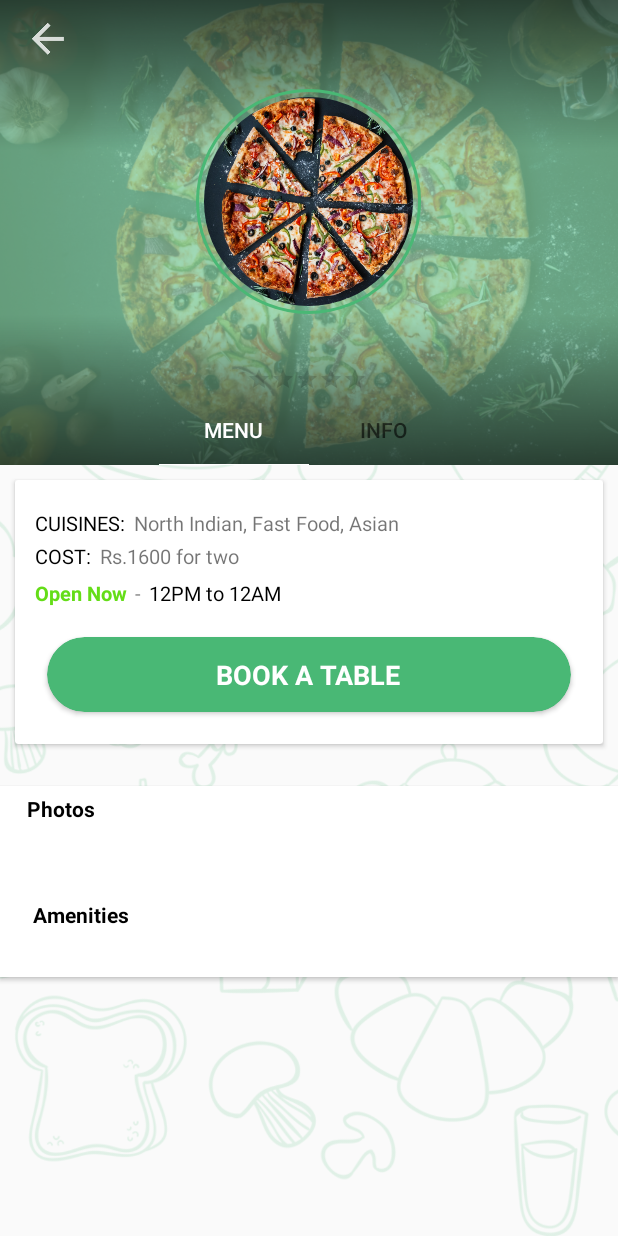
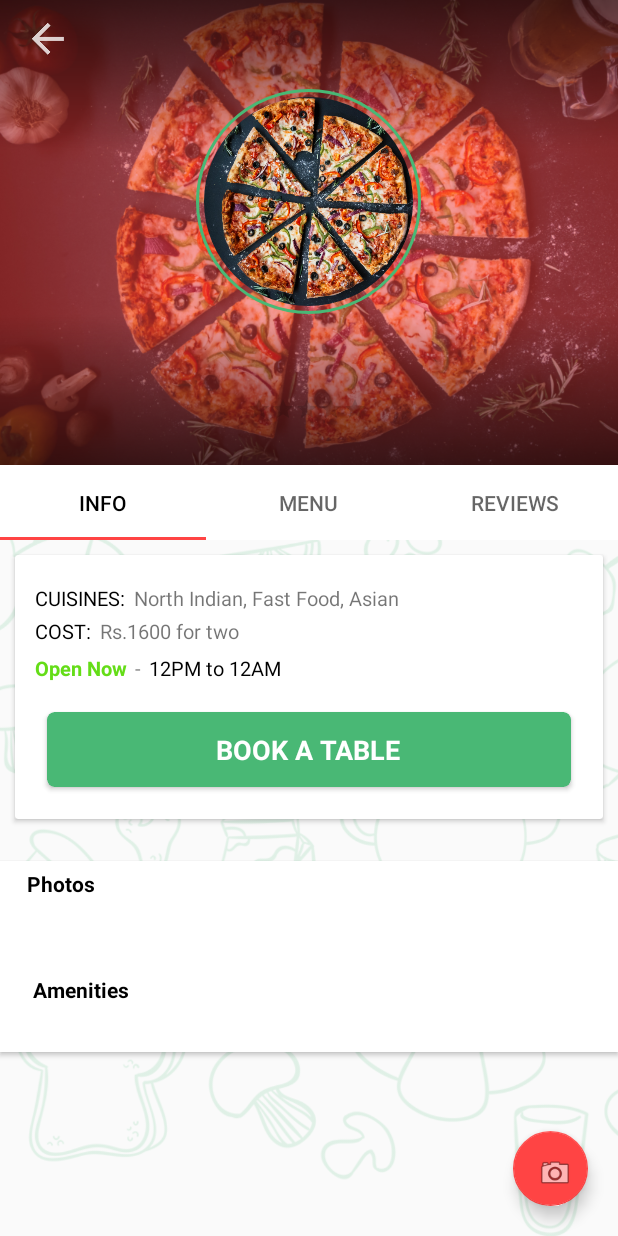
Before and after one commit to teincstudios/Marmalade, an Android app: the RestaurantActivity screen opened directly, with no data from a screen before it, on a phone screen of 412 x 824 dp. Run offline under Robolectric (Android 15) with nearby library versions, the phone set to English and light mode, and no system bars; our stand-ins replace CircleImageView; 9 statements that could not run were skipped.

Commit message:
A couple design changes

```diff
--- a/app/src/main/java/com/teincstudios/tickit/activities/RestaurantActivity.java
+++ b/app/src/main/java/com/teincstudios/tickit/activities/RestaurantActivity.java
@@ -44,11 +44,6 @@ public class RestaurantActivity extends AppCompatActivity {
         spotRatingBar.setRating(Float.parseFloat(activeSpot.getSpotRating()));
         ratingTextView.setText(activeSpot.getSpotRating().concat("Stars"));
 
-        // TabLayout
-        TabLayout tabLayout = findViewById(R.id.tabs);
-        tabLayout.addTab(tabLayout.newTab().setText("Menu"));
-        tabLayout.addTab(tabLayout.newTab().setText("Info"));
-
 
         rViewPager = findViewById(R.id.rViewpager);
         setupViewPager();
@@ -58,7 +53,18 @@ public class RestaurantActivity extends AppCompatActivity {
         SectionsPagerAdapter adapter = new SectionsPagerAdapter(getSupportFragmentManager());
         adapter.addFragment(new RestaurantInfo_Fragment()); //index 0
         adapter.addFragment(new RestaurantMenu_Fragment()); //index 1
+        adapter.addFragment(new RestaurantMenu_Fragment()); //index 2
         rViewPager.setAdapter(adapter);
+
+
+        // TabLayout
+        TabLayout tabLayout = findViewById(R.id.tabs);
+        tabLayout.setupWithViewPager(rViewPager);
+
+        tabLayout.getTabAt(0).setText("Info");
+        tabLayout.getTabAt(1).setText("Menu");
+        tabLayout.getTabAt(2).setText("Reviews");
+
 
     }
 }
--- a/app/src/main/res/layout/activity_restaurant.xml
+++ b/app/src/main/res/layout/activity_restaurant.xml
@@ -6,6 +6,7 @@
     android:layout_height="match_parent">
 
     <ImageView
+        android:id="@+id/imageView"
         android:layout_width="match_parent"
         android:layout_height="match_parent"
         android:alpha="0.15"
@@ -39,14 +40,14 @@
                     <ImageView
                         android:layout_width="match_parent"
                         android:layout_height="match_parent"
-                        android:foreground="#7dfefefe"
                         android:scaleType="centerCrop"
                         android:src="@drawable/pizza" />
 
                     <View
                         android:layout_width="match_parent"
                         android:layout_height="match_parent"
-                        android:background="#7f49b875"
+                        android:alpha="0.5"
+                        android:background="@android:color/holo_red_light"
                         android:scaleType="centerCrop"
                         android:src="@drawable/pizza" />
 
@@ -101,7 +102,7 @@
                             android:id="@+id/restaurant_page_location"
                             android:layout_width="wrap_content"
                             android:layout_height="wrap_content"
-                            android:layout_marginTop="10dp"
+                            android:layout_marginTop="30dp"
                             android:textColor="@android:color/holo_blue_bright"
                             android:textSize="15sp"
                             android:textStyle="bold"
@@ -131,18 +132,26 @@
                                 tools:text="4.5 FlipStars" />
                         </LinearLayout>
 
-                        <android.support.design.widget.TabLayout
-                            android:id="@+id/tabs"
-                            android:layout_width="200dp"
-                            android:layout_height="50dp"
-                            app:tabGravity="fill"
-                            app:tabIndicatorColor="@android:color/white"
-                            app:tabIndicatorHeight="2dp"
-                            app:tabMode="fixed"
-                            app:tabSelectedTextColor="@android:color/white" />
+
+                    </LinearLayout>
 
 
-                    </LinearLayout>
+                </RelativeLayout>
+
+                <RelativeLayout
+                    android:layout_width="match_parent"
+                    android:layout_height="50dp"
+                    android:background="@android:color/white">
+
+                    <android.support.design.widget.TabLayout
+                        android:id="@+id/tabs"
+                        android:layout_width="match_parent"
+                        android:layout_height="50dp"
+                        app:tabGravity="fill"
+                        app:tabIndicatorColor="@android:color/holo_red_light"
+                        app:tabIndicatorHeight="2dp"
+                        app:tabMode="fixed"
+                        app:tabSelectedTextColor="@android:color/black" />
 
 
                 </RelativeLayout>
@@ -158,11 +167,13 @@
 
     </RelativeLayout>
 
-
-    <!--<include-->
-    <!--layout="@layout/error_layout"-->
-    <!--android:layout_width="match_parent"-->
-    <!--android:layout_height="match_parent"-->
-    <!--android:visibility="gone" />-->
+    <android.support.design.widget.FloatingActionButton
+        android:layout_width="50dp"
+        android:layout_height="50dp"
+        android:layout_margin="20dp"
+        android:src="@android:drawable/ic_menu_camera"
+        app:backgroundTint="@android:color/holo_red_light"
+        app:layout_anchor="@+id/imageView"
+        app:layout_anchorGravity="right|bottom" />
 
 </android.support.design.widget.CoordinatorLayout>
--- a/app/src/main/res/layout/resfragment_info.xml
+++ b/app/src/main/res/layout/resfragment_info.xml
@@ -10,6 +10,7 @@
         android:layout_height="wrap_content"
         android:visibility="visible"
         android:layout_margin="10dp"
+        app:cardElevation="2dp"
         app:contentPadding="5dp">
 
         <LinearLayout
@@ -192,7 +193,7 @@
                 android:layout_marginRight="16dp"
                 android:layout_marginTop="10dp"
                 app:cardBackgroundColor="@color/colorPrimary"
-                app:cardCornerRadius="25dp">
+                app:cardCornerRadius="5dp">
 
                 <LinearLayout
                     android:id="@+id/call_to_action_button"
```
Also changed, not shown: app/src/main/res/drawable/gradient_white.xml (added, +10 -0 lines), app/src/main/res/layout/activity_reshome.xml (+39 -2 lines), app/src/main/res/layout/item_trending_joint.xml (+55 -36 lines), app/src/main/res/layout/joint_list_item.xml (+14 -14 lines).
